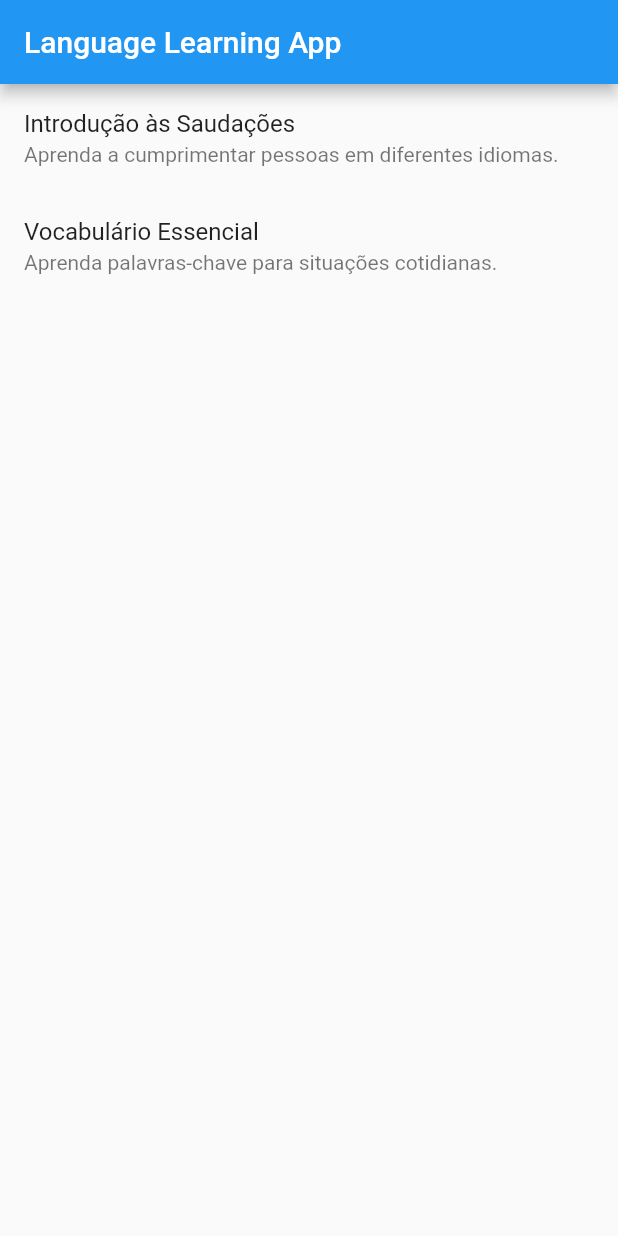
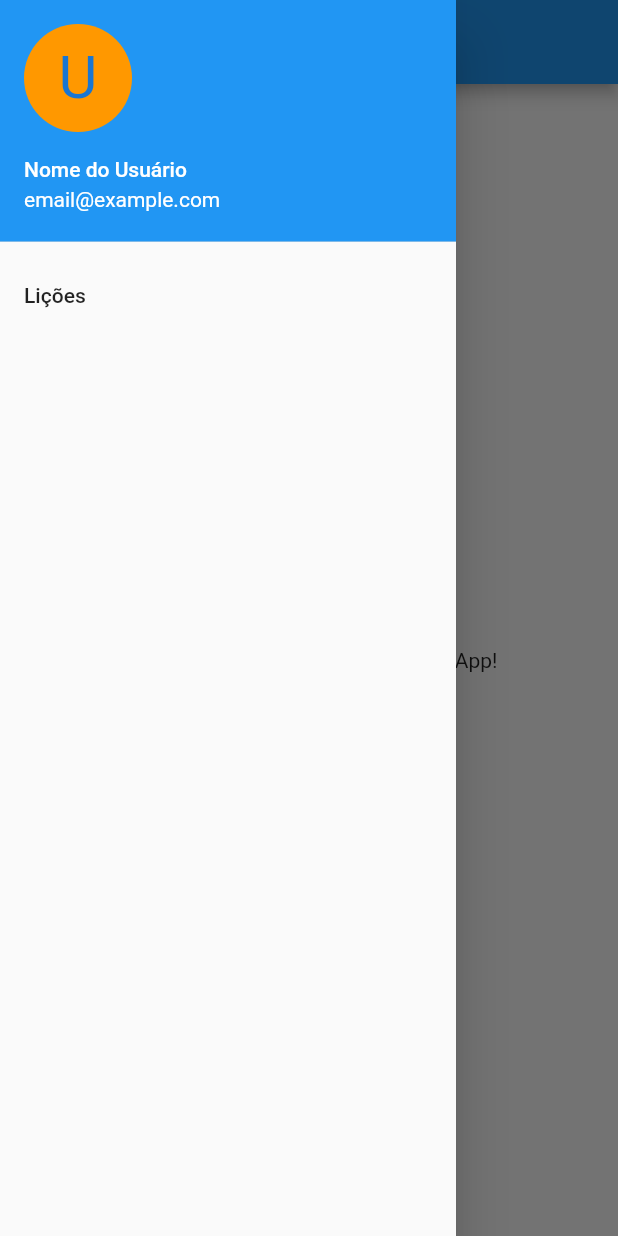
Before and after one commit to GabrielBiziach/language-learning-app, a Flutter app: the screen it shows after launch, with the side drawer open (before the commit the screen has no drawer), on a phone screen of 412 x 824 dp. Run offline on Flutter 3.47's test engine with Material 2 defaults, Android fonts, the phone set to English and light mode, and no system bars.

```diff
--- a/lib/main.dart
+++ b/lib/main.dart
@@ -5,6 +5,7 @@ import 'module/inicial/home.dart';
 void main() {
   runApp(MyApp());
 }
+
 
 class MyApp extends StatelessWidget {
   @override
--- a/lib/module/inicial/home.dart
+++ b/lib/module/inicial/home.dart
@@ -1,6 +1,8 @@
 import 'package:flutter/material.dart';
 
-import '../lesson/lesson_detail.dart';
+import '../lesson/pages/lesson_detail.dart';
+import '../lesson/pages/lesson_list.dart';
+
 
 class Home extends StatelessWidget {
   @override
@@ -9,25 +11,50 @@ class Home extends StatelessWidget {
       appBar: AppBar(
         title: Text('Language Learning App'),
       ),
-      body: ListView.builder(
-        itemCount: lessons.length,
-        itemBuilder: (context, index) {
-          return ListTile(
-            title: Text(lessons[index].titulo),
-            subtitle: Text(lessons[index].descricao),
-            onTap: () {
-              Navigator.push(
-                context,
-                MaterialPageRoute(builder: (context) => LessonDetailScreen(lessons[index])),
-              );
-            },
+      drawer: Drawer(
+        child: ListView(
+          children: [
+            UserAccountsDrawerHeader(
+              accountName: Text('Nome do Usuário'),
+              accountEmail: Text('email@example.com'),
+              currentAccountPicture: CircleAvatar(
+                backgroundColor: Colors.orange,
+                child: Text('U', style: TextStyle(fontSize: 40)),
+              ),
+            ),
+            ListTile(
+              title: Text('Lições'),
+              onTap: () {
+                Navigator.pop(context); // Fecha o Drawer
+                // Navegue para a tela de detalhes da Lesson
+                Navigator.push(
+                  context,
+                  MaterialPageRoute(builder: (context) => LessonsScreen()),
+                );
+              },
+            ),
+            // ListTile(
+            //   title: Text('Conversação'),
+            //   onTap: () {
+            //     Navigator.pop(context); // Fecha o Drawer
+            //     // Navegue para a tela de Conversação
+            //     Navigator.push(
+            //       context,
+            //       MaterialPageRoute(builder: (context) => ConversationScreen()), // Substitua pelo nome da tela de Conversação
+            //     );
+            //   },
+            // ),
+          ],
+        ),
+      ),
 
-          );
-        },
+      body: Center(
+        child: Text('Welcome to the Language Learning App!'),
       ),
     );
   }
 }
+
 
 class Lesson {
   final String titulo;
--- a/lib/module/lesson/lesson_detail.dart
+++ b/lib/module/lesson/pages/lesson_detail.dart
@@ -1,5 +1,5 @@
 import 'package:flutter/material.dart';
-import '../inicial/home.dart'; // Importe o arquivo main.dart para acessar a classe Lesson.
+import '../../inicial/home.dart'; // Importe o arquivo main.dart para acessar a classe Lesson.
 
 class LessonDetailScreen extends StatelessWidget {
   final Lesson lesson;
```
Also changed, not shown: lib/module/lesson/pages/lesson_list.dart (added, +30 -0 lines), 1 other file.
